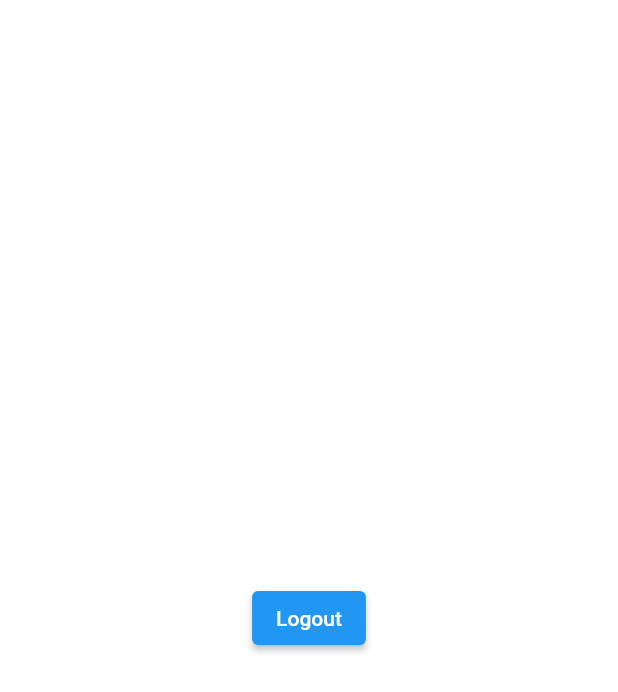
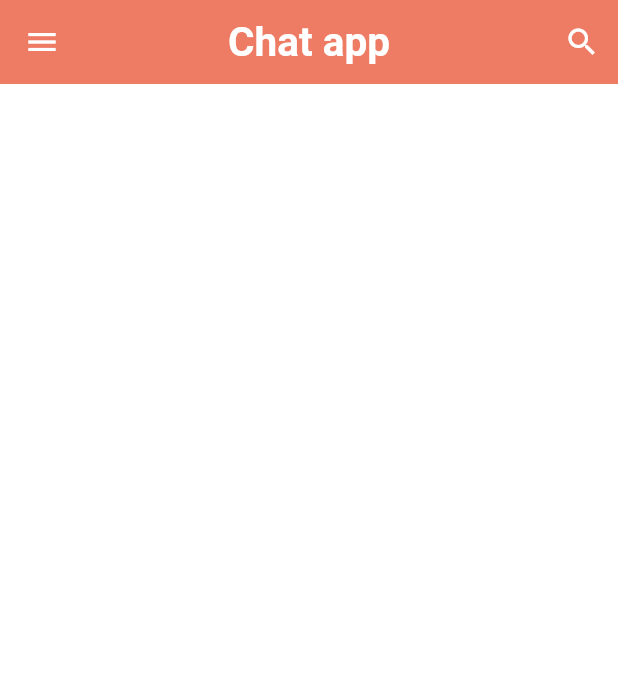
Before and after one commit to Badhon100/chatapp_firebase, a Flutter app: the HomePage screen opened directly, on a phone screen of 412 x 824 dp. Shown: the top 692 px of the screen. Run offline on Flutter 3.47's test engine with Material 2 defaults, Android fonts, the phone set to English and light mode, and no system bars; our stand-ins replace cloud_firestore, firebase_auth, firebase_core, shared_preferences; accounts and stored records are empty.

Commit message:
created drawer at homepage

```diff
--- a/lib/helper/helper_function.dart
+++ b/lib/helper/helper_function.dart
@@ -24,4 +24,14 @@ class HelperFunction{
     SharedPreferences sf = await SharedPreferences.getInstance();
     return sf.getBool(userLoggedInKey);
   }
+
+  static Future<String?> getUserEmailFromSF()async{
+    SharedPreferences sf = await SharedPreferences.getInstance();
+    return sf.getString(userEmailKey);
+  }
+
+  static Future<String?> getUserNameFromSF()async{
+    SharedPreferences sf = await SharedPreferences.getInstance();
+    return sf.getString(userNameKey);
+  }
 }
--- a/lib/pages/auth/login_page.dart
+++ b/lib/pages/auth/login_page.dart
@@ -159,7 +159,7 @@ class _LoginPageState extends State<LoginPage> {
           await HelperFunction.saveUserLoggedInStatus(true);
           await HelperFunction.saveUSerEmailSF(email);
           await HelperFunction.saveUserNameSF(snapshot.docs[0]['fullName']);
-          nextScreen(context, const HomePage());
+          nextScreenReplace(context, const HomePage());
         }else{
           showSnackBar(context, Colors.red, value);
           setState(() {
--- a/lib/pages/auth/register_page.dart
+++ b/lib/pages/auth/register_page.dart
@@ -172,7 +172,7 @@ class _RegisterPageState extends State<RegisterPage> {
           await HelperFunction.saveUserLoggedInStatus(true);
           await HelperFunction.saveUSerEmailSF(email);
           await HelperFunction.saveUserNameSF(fullName);
-          nextScreen(context, const HomePage());
+          nextScreenReplace(context, const HomePage());
         }else{
           showSnackBar(context, Colors.red, value);
           setState(() {
--- a/lib/pages/homepage.dart
+++ b/lib/pages/homepage.dart
@@ -1,7 +1,11 @@
+import 'package:chatapp_firebase/helper/helper_function.dart';
+import 'package:chatapp_firebase/pages/auth/login_page.dart';
+import 'package:chatapp_firebase/pages/profile_page.dart';
+import 'package:chatapp_firebase/pages/search_page.dart';
 import 'package:chatapp_firebase/service/auth_service.dart';
+import 'package:chatapp_firebase/shared/constant.dart';
+import 'package:chatapp_firebase/widgets/widgets.dart';
 import 'package:flutter/material.dart';
-import 'package:flutter/src/widgets/container.dart';
-import 'package:flutter/src/widgets/framework.dart';
 
 class HomePage extends StatefulWidget {
   const HomePage({super.key});
@@ -12,15 +16,92 @@ class HomePage extends StatefulWidget {
 
 class _HomePageState extends State<HomePage> {
   AuthService authService = AuthService();
+  String userName = "";
+  String email = "";
+
+  @override
+  void initState() {
+    // TODO: implement initState
+    super.initState();
+    gettingUserData();
+  }
+
+  gettingUserData() async{
+    await HelperFunction.getUserEmailFromSF().then((value){
+      setState(() {
+        email = value!;
+      });
+    });
+
+    await HelperFunction.getUserNameFromSF().then((value){
+      setState(() {
+        userName = value!;
+      });
+    });
+  }
   @override
   Widget build(BuildContext context) {
     return Scaffold(
-      body: Center(
-        child: ElevatedButton(
-          child: const Text("Logout"),
-          onPressed: (){
-            authService.signout();
-          },
+      appBar: AppBar(
+        title: Text(Constants.appName,style: const TextStyle(
+          color: Colors.white,
+          fontSize: 27,
+          fontWeight: FontWeight.bold
+        ),),
+        elevation: 0,
+        centerTitle: true,
+        backgroundColor: Theme.of(context).primaryColor,
+        actions: [
+          IconButton(
+            onPressed: (){
+              nextScreen(context, const SearchPage());
+          }, icon: const Icon(Icons.search))
+        ],
+      ),
+      drawer: Drawer(
+        child: ListView(
+          padding: const EdgeInsets.symmetric(vertical: 50,),
+          children: [
+            Icon(Icons.account_circle, size: 150, color: Colors.grey[700],),
+            Text(userName, textAlign: TextAlign.center,style: const TextStyle(fontWeight: FontWeight.bold),),
+            const SizedBox(height: 30),
+            const Divider(height: 2,),
+            ListTile(
+              onTap: (){},
+              selectedColor: Theme.of(context).primaryColor,
+              selected: true,
+              contentPadding: const EdgeInsets.symmetric(horizontal: 20, vertical: 5),
+              leading:  const Icon(Icons.group),
+              title: const Text("Groups", style: TextStyle(
+                color: Colors.black
+              ),),
+            ),
+            ListTile(
+              onTap: (){
+                nextScreen(context, const ProfilePage());
+              },
+              selectedColor: Theme.of(context).primaryColor,
+              contentPadding: const EdgeInsets.symmetric(horizontal: 20, vertical: 5),
+              leading:  const Icon(Icons.person),
+              title: const Text("Profile", style: TextStyle(
+                color: Colors.black
+              ),),
+            ),
+            ListTile(
+              onTap: ()async{
+                authService.signout().whenComplete(() =>
+                  nextScreenReplace(context, const LoginPage())
+                );
+              },
+              selectedColor: Theme.of(context).primaryColor,
+              contentPadding: const EdgeInsets.symmetric(horizontal: 20, vertical: 5),
+              leading:  const Icon(Icons.exit_to_app),
+              title: const Text("Logout", style: TextStyle(
+                color: Colors.black
+              ),),
+            )
+
+          ],
         ),
       ),
     );
```
